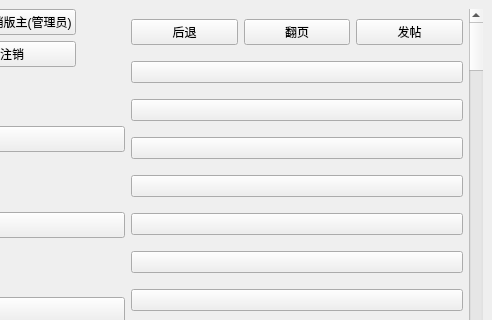
Old version of the form mainwindow.ui in the repository Joeywzr/f0rum; both pictures show x 237 to 729 and y 0 to 320 of the 729 by 562 pixel window.
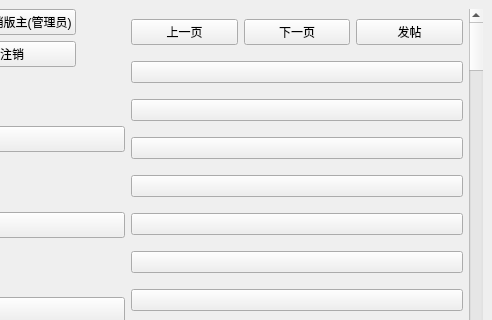
New version of the form.

The edit to the form file:
```diff
--- a/mainwindow.ui
+++ b/mainwindow.ui
@@ -232,14 +232,14 @@
             <item>
              <widget class="QPushButton" name="back">
               <property name="text">
-               <string>后退</string>
+               <string>上一页</string>
               </property>
              </widget>
             </item>
             <item>
              <widget class="QPushButton" name="next_page">
               <property name="text">
-               <string>翻页</string>
+               <string>下一页</string>
               </property>
              </widget>
             </item>
```
